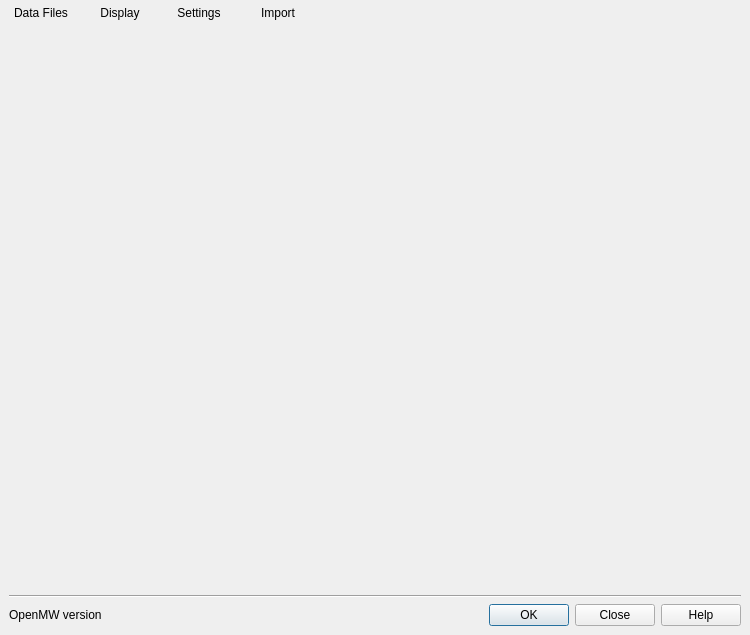
Above: apps/launcher/ui/mainwindow.ui from sunhawken/openmw before the change. Below: the same form after it.
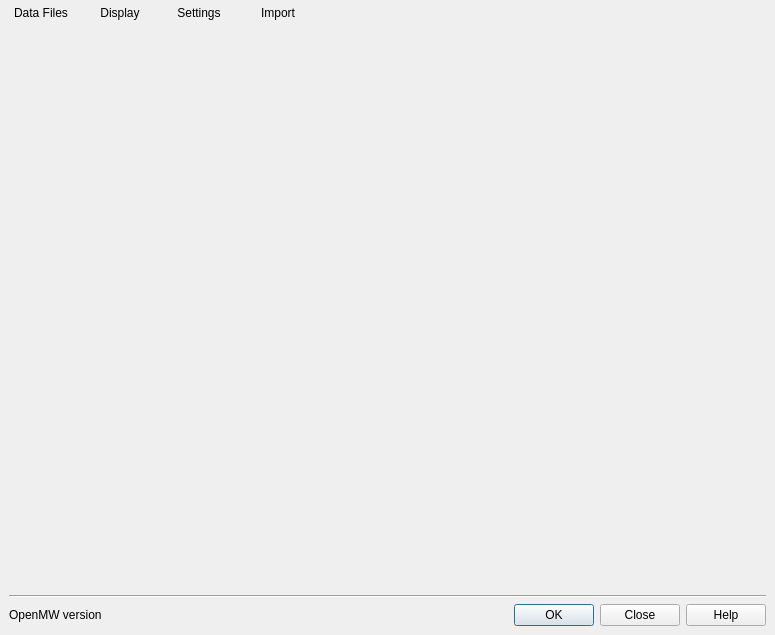
That is the form after the change. Icons and pictures are not drawn.

Commit message: Bump the minimum launcher width to 775

Patch:
```diff
--- a/apps/launcher/ui/mainwindow.ui
+++ b/apps/launcher/ui/mainwindow.ui
@@ -6,13 +6,13 @@
    <rect>
     <x>0</x>
     <y>0</y>
-    <width>750</width>
+    <width>775</width>
     <height>635</height>
    </rect>
   </property>
   <property name="minimumSize">
    <size>
-    <width>750</width>
+    <width>775</width>
     <height>635</height>
    </size>
   </property>
```
